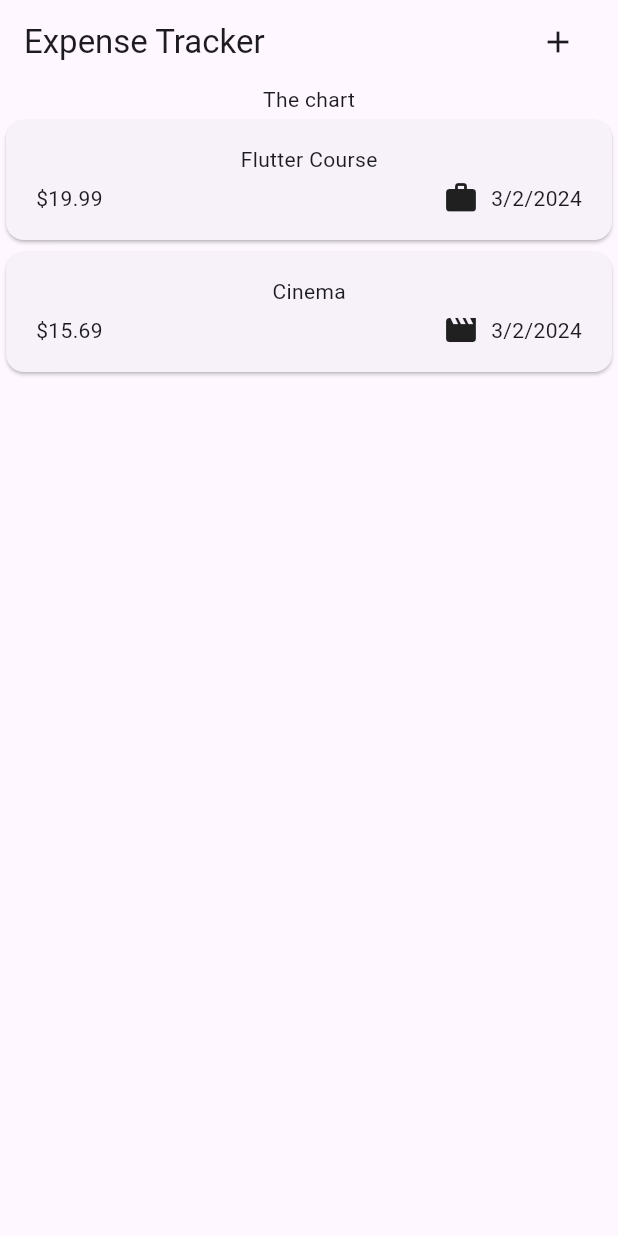
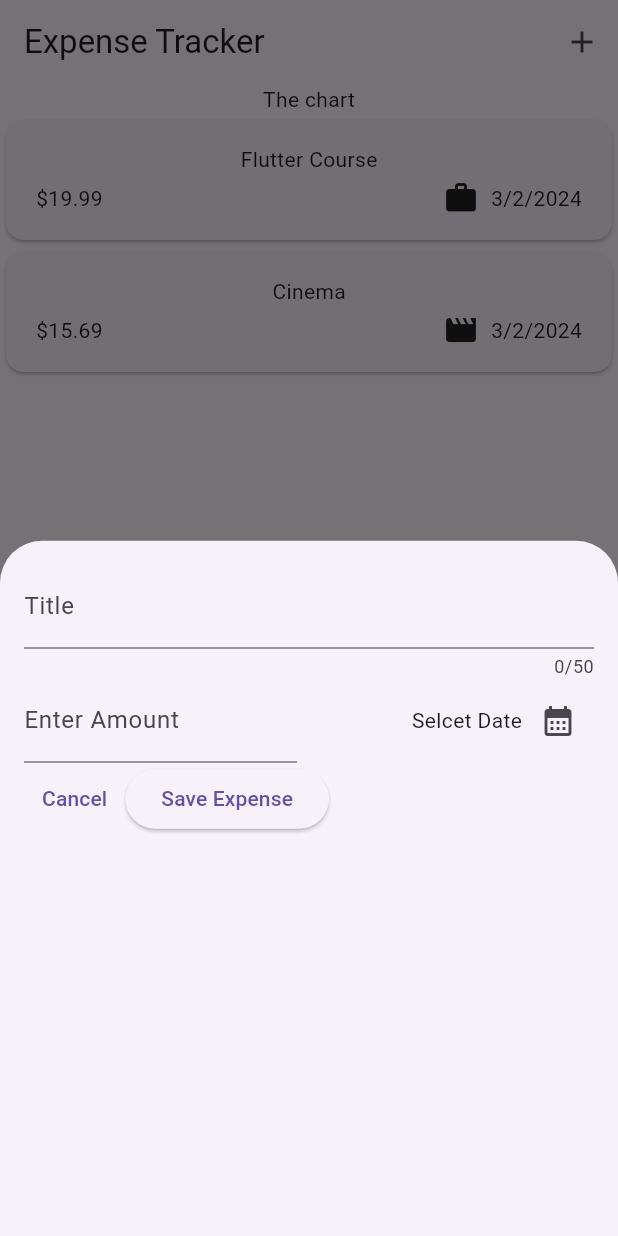
Before and after one commit to EphriamHab/expense_tracker_flutter, a Flutter app: the screen it shows after launch, after a tap on the "add" icon, on a phone screen of 412 x 824 dp. Run offline on Flutter 3.47's test engine with Material 2 defaults, Android fonts, the phone set to English and light mode, and no system bars.

Commit message:
expenses

```diff
--- a/lib/widgets/expenses.dart
+++ b/lib/widgets/expenses.dart
@@ -1,7 +1,7 @@
 import 'package:expense_tracker_flutter/widgets/expenses_list/expenses_list.dart';
+import 'package:expense_tracker_flutter/widgets/new_expense.dart';
 import 'package:flutter/material.dart';
 import 'package:expense_tracker_flutter/models/expense.dart';
-
 
 class Expenses extends StatefulWidget {
   const Expenses({super.key});
@@ -27,27 +27,33 @@ class _ExpensesState extends State<Expenses> {
       category: Category.leisure,
     ),
   ];
+
+  void _openAddExpenseOverlay() {
+    showModalBottomSheet(
+        context: context, builder: (context) =>const NewExpense());
+  }
+
   @override
   Widget build(BuildContext context) {
-    return  Scaffold(
+    return Scaffold(
       appBar: AppBar(
-        title:Row(
-          mainAxisAlignment: MainAxisAlignment.spaceBetween,
-          children: [
-          const Text("Expense Tracker"),
+        title:const Text("Expense Tracker"),
+        actions:[
           IconButton(
-            onPressed: (){},
-            icon: const Icon(Icons.add),
-          ),
-        ],
-        ),
+            onPressed: _openAddExpenseOverlay,
+              icon: const Icon(Icons.add),
+            ),
+        ]
+
 
       ),
       body: Column(
         children: [
-         const Text("The chart"),
-          Expanded(child:
-          ExpensesList(expenses: _reigsteredExpenses,))
+          const Text("The chart"),
+          Expanded(
+            child: ExpensesList(
+            expenses: _reigsteredExpenses,
+          ))
         ],
       ),
     );
```
